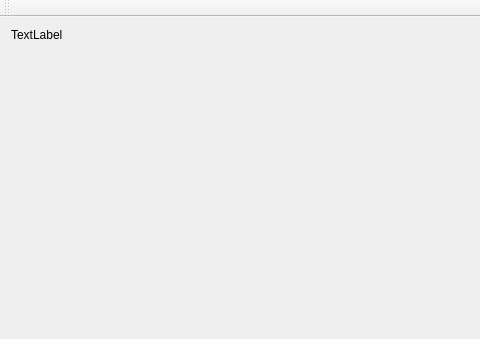
Above: gui/mainwindow.ui from ZiminGrigory/SeaBattle before the change; both pictures show x 0 to 480 and y 0 to 339 of the 633 by 494 pixel window. Below: the same form after it.
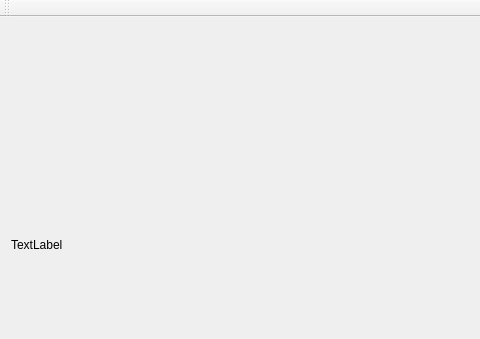
That is the form after the change.

Commit message: мелкие добавки к предыдущему

The edit to the form file:
```diff
--- a/gui/mainwindow.ui
+++ b/gui/mainwindow.ui
@@ -24,19 +24,6 @@
         </property>
        </widget>
       </item>
-      <item>
-       <spacer name="verticalSpacer">
-        <property name="orientation">
-         <enum>Qt::Vertical</enum>
-        </property>
-        <property name="sizeHint" stdset="0">
-         <size>
-          <width>20</width>
-          <height>40</height>
-         </size>
-        </property>
-       </spacer>
-      </item>
       <item>
        <layout class="QHBoxLayout" name="horizontalLayout_2"/>
       </item>
```
The commit also changes 2 other files.
